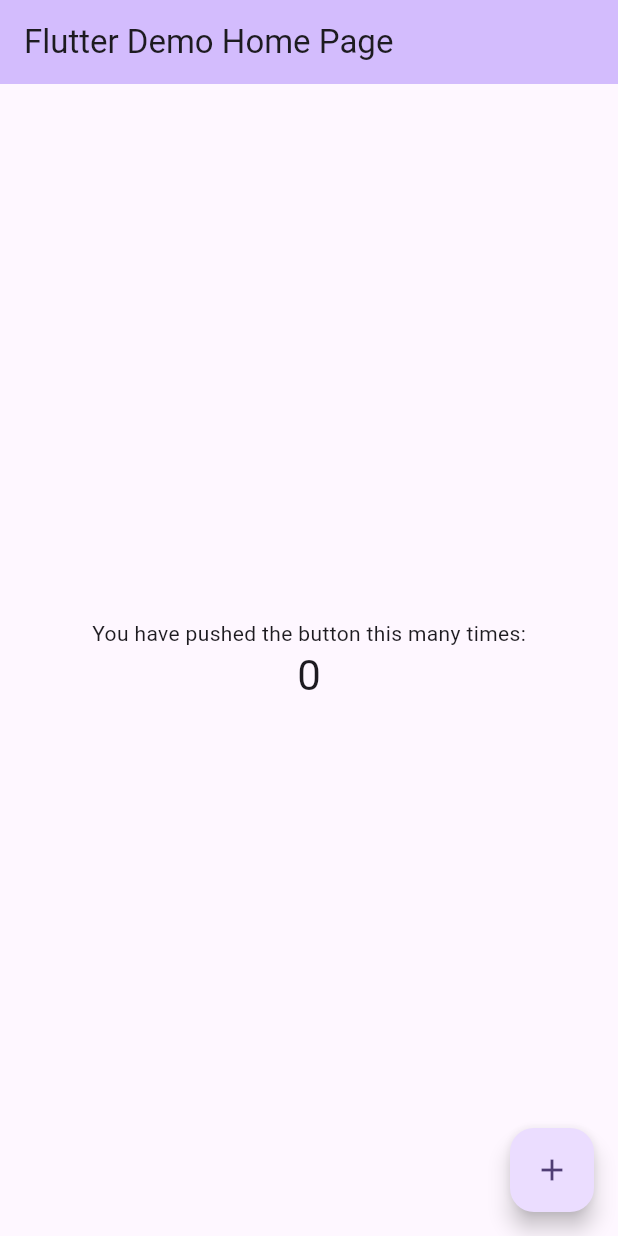
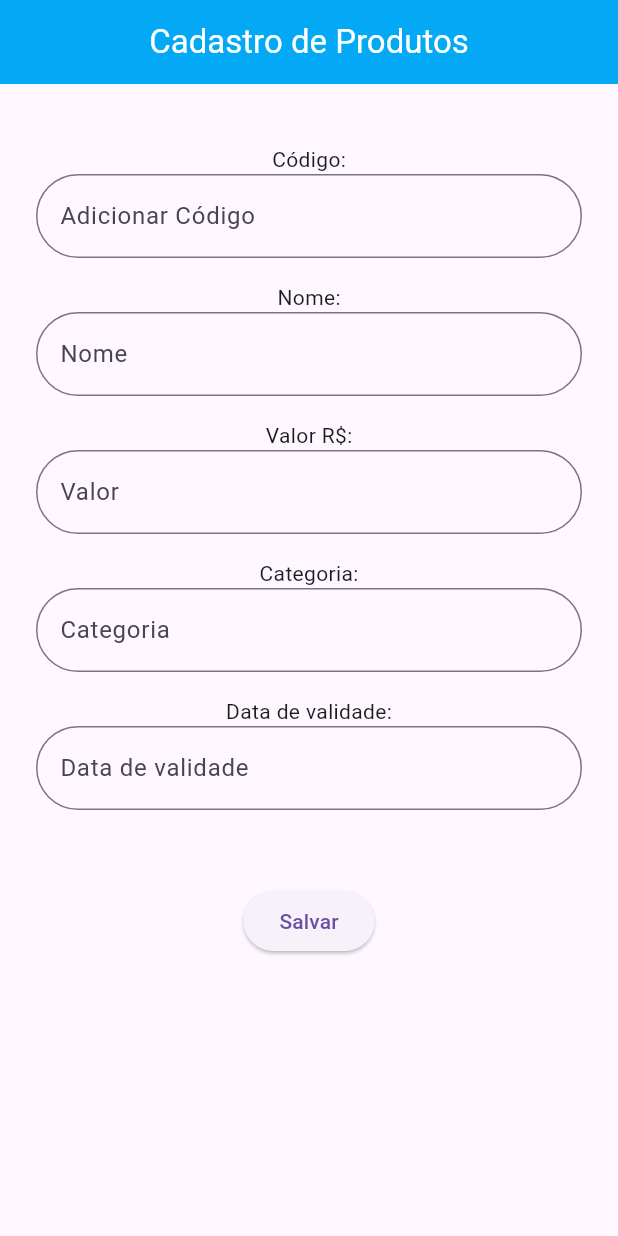
Before and after one commit to GianiBraga/gerenciamento_estoque, a Flutter app: the screen it shows after launch, on a phone screen of 412 x 824 dp. Run offline on Flutter 3.47's test engine with Material 3 defaults, Android fonts, the light colour scheme and no system bars.

Commit message:
Add page for products
include page for products and widtget for style the input form

```diff
--- a/lib/main.dart
+++ b/lib/main.dart
@@ -1,4 +1,5 @@
 import 'package:flutter/material.dart';
+import 'package:gerenciamento_estoque/pages/product_page.dart';
 
 void main() {
   runApp(const MyApp());
@@ -7,119 +8,12 @@
 class MyApp extends StatelessWidget {
   const MyApp({super.key});
 
-  // This widget is the root of your application.
   @override
   Widget build(BuildContext context) {
     return MaterialApp(
-      title: 'Flutter Demo',
-      theme: ThemeData(
-        // This is the theme of your application.
-        //
-        // TRY THIS: Try running your application with "flutter run". You'll see
-        // the application has a purple toolbar. Then, without quitting the app,
-        // try changing the seedColor in the colorScheme below to Colors.green
-        // and then invoke "hot reload" (save your changes or press the "hot
-        // reload" button in a Flutter-supported IDE, or press "r" if you used
-        // the command line to start the app).
-        //
-        // Notice that the counter didn't reset back to zero; the application
-        // state is not lost during the reload. To reset the state, use hot
-        // restart instead.
-        //
-        // This works for code too, not just values: Most code changes can be
-        // tested with just a hot reload.
-        colorScheme: ColorScheme.fromSeed(seedColor: Colors.deepPurple),
-        useMaterial3: true,
-      ),
-      home: const MyHomePage(title: 'Flutter Demo Home Page'),
+      debugShowCheckedModeBanner: false,
+      // Defininido a tela inicial do aplicativo.
+      home: ProductPage(),
     );
   }
 }
-
-class MyHomePage extends StatefulWidget {
-  const MyHomePage({super.key, required this.title});
-
-  // This widget is the home page of your application. It is stateful, meaning
-  // that it has a State object (defined below) that contains fields that affect
-  // how it looks.
-
-  // This class is the configuration for the state. It holds the values (in this
-  // case the title) provided by the parent (in this case the App widget) and
-  // used by the build method of the State. Fields in a Widget subclass are
-  // always marked "final".
-
-  final String title;
-
-  @override
-  State<MyHomePage> createState() => _MyHomePageState();
-}
-
-class _MyHomePageState extends State<MyHomePage> {
-  int _counter = 0;
-
-  void _incrementCounter() {
-    setState(() {
-      // This call to setState tells the Flutter framework that something has
-      // changed in this State, which causes it to rerun the build method below
-      // so that the display can reflect the updated values. If we changed
-      // _counter without calling setState(), then the build method would not be
-      // called again, and so nothing would appear to happen.
-      _counter++;
-    });
-  }
-
-  @override
-  Widget build(BuildContext context) {
-    // This method is rerun every time setState is called, for instance as done
-    // by the _incrementCounter method above.
-    //
-    // The Flutter framework has been optimized to make rerunning build methods
-    // fast, so that you can just rebuild anything that needs updating rather
-    // than having to individually change instances of widgets.
-    return Scaffold(
-      appBar: AppBar(
-        // TRY THIS: Try changing the color here to a specific color (to
-        // Colors.amber, perhaps?) and trigger a hot reload to see the AppBar
-        // change color while the other colors stay the same.
-        backgroundColor: Theme.of(context).colorScheme.inversePrimary,
-        // Here we take the value from the MyHomePage object that was created by
-        // the App.build method, and use it to set our appbar title.
-        title: Text(widget.title),
-      ),
-      body: Center(
-        // Center is a layout widget. It takes a single child and positions it
-        // in the middle of the parent.
-        child: Column(
-          // Column is also a layout widget. It takes a list of children and
-          // arranges them vertically. By default, it sizes itself to fit its
-          // children horizontally, and tries to be as tall as its parent.
-          //
-          // Column has various properties to control how it sizes itself and
-          // how it positions its children. Here we use mainAxisAlignment to
-          // center the children vertically; the main axis here is the vertical
-          // axis because Columns are vertical (the cross axis would be
-          // horizontal).
-          //
-          // TRY THIS: Invoke "debug painting" (choose the "Toggle Debug Paint"
-          // action in the IDE, or press "p" in the console), to see the
-          // wireframe for each widget.
-          mainAxisAlignment: MainAxisAlignment.center,
-          children: <Widget>[
-            const Text(
-              'You have pushed the button this many times:',
-            ),
-            Text(
-              '$_counter',
-              style: Theme.of(context).textTheme.headlineMedium,
-            ),
-          ],
-        ),
-      ),
-      floatingActionButton: FloatingActionButton(
-        onPressed: _incrementCounter,
-        tooltip: 'Increment',
-        child: const Icon(Icons.add),
-      ), // This trailing comma makes auto-formatting nicer for build methods.
-    );
-  }
-}
--- /dev/null
+++ b/lib/pages/product_page.dart
@@ -0,0 +1,88 @@
+import 'package:flutter/material.dart';
+import 'package:gerenciamento_estoque/widgets/decoration.dart';
+
+class ProductPage extends StatefulWidget {
+  const ProductPage({super.key});
+
+  @override
+  State<ProductPage> createState() => _ProductPageState();
+}
+
+class _ProductPageState extends State<ProductPage> {
+  @override
+  Widget build(BuildContext context) {
+    return SafeArea(
+      child: Scaffold(
+        appBar: AppBar(
+          title: Text(
+            'Cadastro de Produtos',
+            style: TextStyle(color: Colors.white),
+          ),
+          backgroundColor: Colors.lightBlue,
+          centerTitle: true,
+        ),
+        body: SingleChildScrollView(
+          child: Column(
+            mainAxisAlignment: MainAxisAlignment.start,
+            children: [
+              Padding(
+                padding: const EdgeInsets.all(24.0),
+                child: Form(
+                    child: Column(
+                  children: [
+                    Padding(
+                      padding: const EdgeInsets.only(top: 16),
+                      child: Text('Código:'),
+                    ),
+                    TextFormField(
+                      decoration:
+                          decoration_theme('Adicionar Código', 'Ex.: 12345...'),
+                    ),
+                    Padding(
+                      padding: const EdgeInsets.only(top: 16),
+                      child: Text('Nome:'),
+                    ),
+                    TextFormField(
+                      decoration: decoration_theme('Nome', 'Ex.: Caneta...'),
+                    ),
+                    Padding(
+                      padding: const EdgeInsets.only(top: 16),
+                      child: Text('Valor R\$:'),
+                    ),
+                    TextFormField(
+                      decoration: decoration_theme('Valor', 'R\$ 00.00'),
+                    ),
+                    Padding(
+                      padding: const EdgeInsets.only(top: 16),
+                      child: Text('Categoria:'),
+                    ),
+                    TextFormField(
+                      decoration: decoration_theme('Categoria', 'Escritório'),
+                    ),
+                    Padding(
+                      padding: const EdgeInsets.only(top: 16),
+                      child: Text('Data de validade:'),
+                    ),
+                    TextFormField(
+                      decoration:
+                          decoration_theme('Data de validade', '20/05/2025'),
+                    ),
+                    Padding(
+                      padding: const EdgeInsets.only(top: 50),
+                      child: ElevatedButton(
+                        onPressed: () {},
+                        child: Text(
+                          'Salvar',
+                        ),
+                      ),
+                    ),
+                  ],
+                )),
+              ),
+            ],
+          ),
+        ),
+      ),
+    );
+  }
+}
--- /dev/null
+++ b/lib/widgets/decoration.dart
@@ -0,0 +1,16 @@
+import 'package:flutter/material.dart';
+
+InputDecoration decoration_theme(String labelText, String hintText) {
+  return InputDecoration(
+    border: OutlineInputBorder(borderRadius: BorderRadius.circular(50)),
+    labelText: labelText,
+    hintText: hintText,
+    focusedBorder: OutlineInputBorder(
+      borderRadius: BorderRadius.circular(50),
+      borderSide: BorderSide(
+        color: Colors.blue,
+        width: 2,
+      ),
+    ),
+  );
+}
```
Also changed, not shown: 1 other file.
